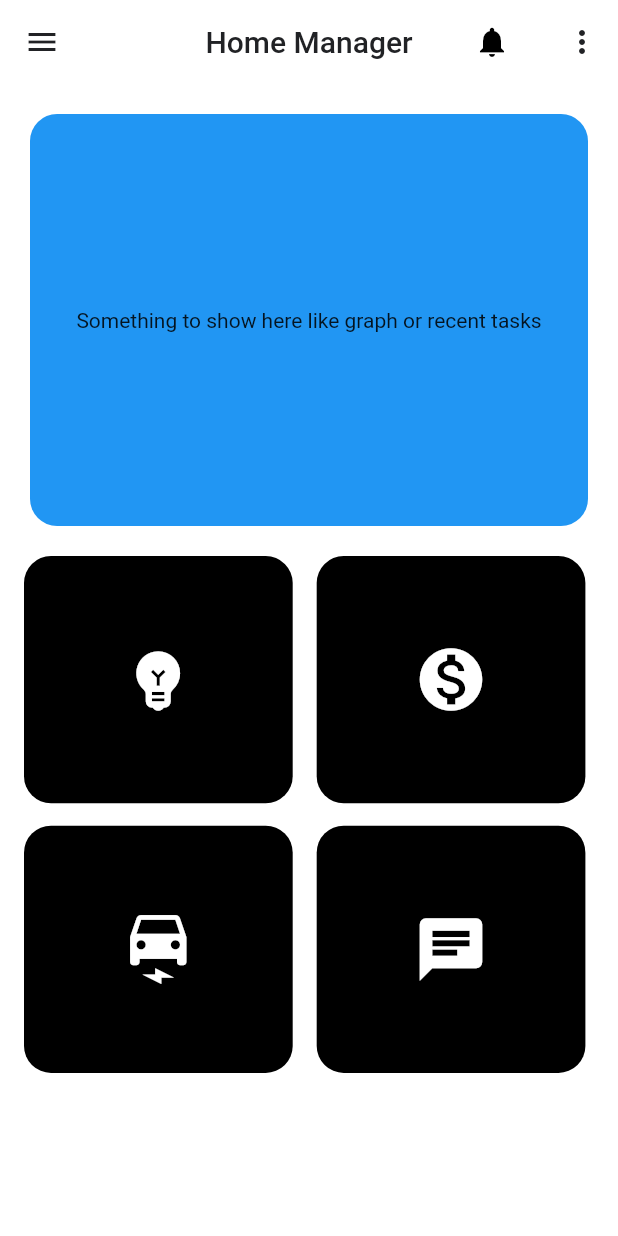
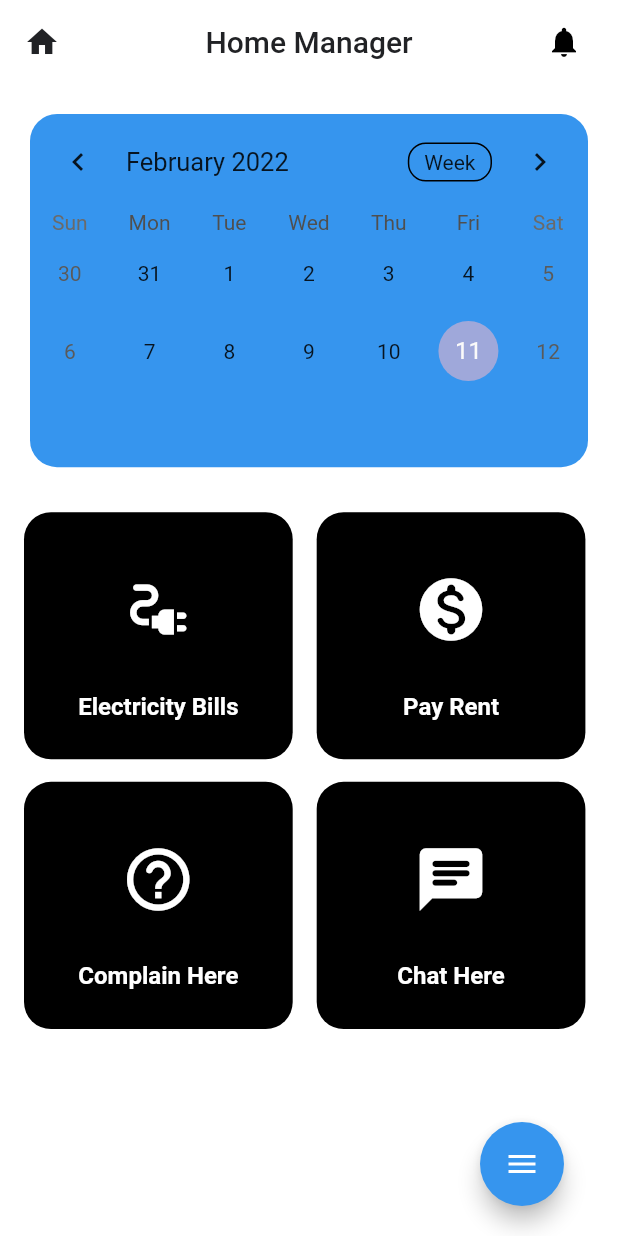
Before and after one commit to Gaurab17/House-Rent-Manager, a Flutter app: the screen it shows once a user with an empty profile is signed in, on a phone screen of 412 x 824 dp. Run offline on Flutter 3.47's test engine with Material 2 defaults, Android fonts, the phone set to English and light mode, and no system bars; drawn by our look-alikes of flutter_speed_dial, table_calendar; our stand-ins replace firebase_auth, firebase_core, flutter_spinkit, splashscreen; accounts and stored records are empty.

Commit message:
Home UI improvements with navigations

```diff
--- a/housemanager/lib/Screens/Authenticate/register.dart
+++ b/housemanager/lib/Screens/Authenticate/register.dart
@@ -3,11 +3,7 @@
 // import 'package:brewapp/Screens/Authenticate/signin.dart';
 import 'package:brewapp/Screens/Services/auth.dart';
 import 'package:brewapp/Screens/Services/loadingwid.dart';
-// import 'package:brewapp/Shared/decorations.dart';
-// import 'package:flutter/cupertino.dart';
 import 'package:flutter/material.dart';
-// import 'package:flutter/painting.dart';
-// import 'package:flutter/rendering.dart';
 
 class Register extends StatefulWidget {
   final Function toggleView;
--- /dev/null
+++ b/housemanager/lib/Screens/Home/HomeUISections/chat.dart
@@ -0,0 +1,19 @@
+// ignore_for_file: avoid_unnecessary_containers
+
+import 'package:flutter/material.dart';
+
+class Chat extends StatefulWidget {
+  const Chat({Key? key}) : super(key: key);
+
+  @override
+  _ChatState createState() => _ChatState();
+}
+
+class _ChatState extends State<Chat> {
+  @override
+  Widget build(BuildContext context) {
+    return Container(
+      child: const Text("This is chat page"),
+    );
+  }
+}
--- /dev/null
+++ b/housemanager/lib/Screens/Home/HomeUISections/electricity.dart
@@ -0,0 +1,17 @@
+import 'package:flutter/material.dart';
+
+class Electricity extends StatefulWidget {
+  const Electricity({Key? key}) : super(key: key);
+
+  @override
+  _ElectricityState createState() => _ElectricityState();
+}
+
+class _ElectricityState extends State<Electricity> {
+  @override
+  Widget build(BuildContext context) {
+    return Container(
+      child: Text("This is electricity bill page"),
+    );
+  }
+}
--- /dev/null
+++ b/housemanager/lib/Screens/Home/UtiilsHome/homeButtonsWidget.dart
@@ -0,0 +1,210 @@
+// ignore_for_file: avoid_unnecessary_containers, prefer_const_constructors, prefer_const_literals_to_create_immutables, use_key_in_widget_constructors, avoid_print
+import 'package:brewapp/Screens/Home/HomeUISections/Payment.dart';
+import 'package:brewapp/Screens/Home/HomeUISections/chat.dart';
+import 'package:brewapp/Screens/Home/HomeUISections/complaint.dart';
+import 'package:brewapp/Screens/Home/HomeUISections/electricity.dart';
+import 'package:flutter/material.dart';
+import 'package:table_calendar/table_calendar.dart';
+
+// import '../HomeUISections/profile.dart';
+
+class Widget1 extends StatefulWidget {
+  const Widget1({Key? key}) : super(key: key);
+
+  @override
+  _Widget1State createState() => _Widget1State();
+}
+
+class _Widget1State extends State<Widget1> {
+  @override
+  Widget build(BuildContext context) {
+    return Column(
+      children: [
+        Padding(
+          padding: const EdgeInsets.all(20.0),
+          child: Expanded(
+            child: Container(
+              child: Column(
+                crossAxisAlignment: CrossAxisAlignment.start,
+                children: [
+                  TableCalendar(
+                      calendarFormat: CalendarFormat.twoWeeks,
+                      focusedDay: DateTime.now(),
+                      firstDay: DateTime(1990),
+                      lastDay: DateTime(2050))
+                ],
+              ),
+              decoration: BoxDecoration(
+                color: Color.fromARGB(255, 54, 149, 238),
+                borderRadius: BorderRadius.all(
+                  Radius.circular(18),
+                ),
+              ),
+              height: MediaQuery.of(context).size.height / 3.5,
+              width: MediaQuery.of(context).size.width,
+            ),
+          ),
+        ),
+        SizedBox(
+          height: 10,
+        ),
+        Row(
+          children: [
+            Padding(
+              padding: const EdgeInsets.only(left: 16.0, right: 16),
+              child: GestureDetector(
+                child: Container(
+                  decoration: BoxDecoration(
+                    color: Colors.black,
+                    borderRadius: BorderRadius.all(
+                      Radius.circular(18),
+                    ),
+                  ),
+                  height: MediaQuery.of(context).size.height / 5,
+                  width: MediaQuery.of(context).size.width / 2.3,
+                  child: Padding(
+                    padding: const EdgeInsets.only(top: 40),
+                    child: Column(
+                      children: [
+                        Icon(Icons.electrical_services,
+                            size: 50, color: Colors.white),
+                        SizedBox(
+                          height: 30,
+                        ),
+                        Text(
+                          "Electricity Bills",
+                          style: TextStyle(
+                              color: Colors.white,
+                              fontSize: 16,
+                              fontWeight: FontWeight.bold),
+                        )
+                      ],
+                    ),
+                  ),
+                ),
+                onTap: () {
+                  Navigator.push(context,
+                      MaterialPageRoute(builder: (context) => Electricity()));
+                },
+              ),
+            ),
+            GestureDetector(
+              child: Container(
+                decoration: BoxDecoration(
+                  color: Colors.black,
+                  borderRadius: BorderRadius.all(
+                    Radius.circular(18),
+                  ),
+                ),
+                height: MediaQuery.of(context).size.height / 5,
+                width: MediaQuery.of(context).size.width / 2.3,
+                child: Padding(
+                  padding: const EdgeInsets.only(top: 40),
+                  child: Column(
+                    children: [
+                      Icon(Icons.monetization_on_rounded,
+                          size: 50, color: Colors.white),
+                      SizedBox(
+                        height: 30,
+                      ),
+                      Text(
+                        "Pay Rent",
+                        style: TextStyle(
+                            color: Colors.white,
+                            fontSize: 16,
+                            fontWeight: FontWeight.bold),
+                      )
+                    ],
+                  ),
+                ),
+              ),
+              onTap: () {
+                Navigator.push(context,
+                    MaterialPageRoute(builder: (context) => Payment()));
+              },
+            ),
+          ],
+        ),
+        SizedBox(
+          height: 15,
+        ),
+        Row(
+          children: [
+            Padding(
+              padding: const EdgeInsets.only(left: 16.0, right: 16),
+              child: GestureDetector(
+                child: Container(
+                  decoration: BoxDecoration(
+                    color: Colors.black,
+                    borderRadius: BorderRadius.all(
+                      Radius.circular(18),
+                    ),
+                  ),
+                  height: MediaQuery.of(context).size.height / 5,
+                  width: MediaQuery.of(context).size.width / 2.3,
+                  child: Padding(
+                    padding: const EdgeInsets.only(top: 40),
+                    child: Column(
+                      children: [
+                        Icon(Icons.help_outline_rounded,
+                            size: 50, color: Colors.white),
+                        SizedBox(
+                          height: 30,
+                        ),
+                        Text(
+                          "Complain Here",
+                          style: TextStyle(
+                              color: Colors.white,
+                              fontSize: 16,
+                              fontWeight: FontWeight.bold),
+                        )
+                      ],
+                    ),
+                  ),
+                ),
+                onTap: () {
+                  Navigator.push(context,
+                      MaterialPageRoute(builder: (context) => Complaint()));
+                },
+              ),
+            ),
+            GestureDetector(
+              child: Container(
+                decoration: BoxDecoration(
+                  color: Colors.black,
+                  borderRadius: BorderRadius.all(
+                    Radius.circular(18),
+                  ),
+                ),
+                height: MediaQuery.of(context).size.height / 5,
+                width: MediaQuery.of(context).size.width / 2.3,
+                child: Padding(
+                  padding: const EdgeInsets.only(top: 40),
+                  child: Column(
+                    children: [
+                      Icon(Icons.chat_rounded, size: 50, color: Colors.white),
+                      SizedBox(
+                        height: 30,
+                      ),
+                      Text(
+                        "Chat Here",
+                        style: TextStyle(
+                            color: Colors.white,
+                            fontSize: 16,
+                            fontWeight: FontWeight.bold),
+                      )
+                    ],
+                  ),
+                ),
+              ),
+              onTap: () {
+                Navigator.push(
+                    context, MaterialPageRoute(builder: (context) => Chat()));
+              },
+            ),
+          ],
+        ),
+      ],
+    );
+  }
+}
--- a/housemanager/lib/Screens/Home/home.dart
+++ b/housemanager/lib/Screens/Home/home.dart
@@ -1,9 +1,10 @@
 // ignore_for_file: avoid_unnecessary_containers, prefer_const_constructors, prefer_const_literals_to_create_immutables, use_key_in_widget_constructors, avoid_print
-
-import 'package:brewapp/Screens/Home/profile.dart';
-import 'package:brewapp/Screens/Home/setting.dart';
+import 'package:brewapp/Screens/Home/HomeUISections/setting.dart';
 import 'package:brewapp/Screens/Services/auth.dart';
 import 'package:flutter/material.dart';
+import 'package:flutter_speed_dial/flutter_speed_dial.dart';
+import 'HomeUISections/profile.dart';
+import 'UtiilsHome/homeButtonsWidget.dart';
 
 class Home extends StatefulWidget {
   const Home({Key? key}) : super(key: key);
@@ -15,24 +16,10 @@ class Home extends StatefulWidget {
 class _HomeState extends State<Home> {
   final AuthService _auth = AuthService();
 
-  void onSelected(BuildContext context, int item) {
-    switch (item) {
-      case 0:
-        Navigator.of(context).push(
-          MaterialPageRoute(builder: (context) => Settings()),
-        );
-        break;
-      case 1:
-        Navigator.of(context).push(
-          MaterialPageRoute(builder: (context) => Profile()),
-        );
-        break;
-    }
-  }
-
   @override
   Widget build(BuildContext context) {
     return Scaffold(
+      floatingActionButtonLocation: FloatingActionButtonLocation.endDocked,
       backgroundColor: Color(0xffffffff),
       appBar: AppBar(
         elevation: 0.0,
@@ -42,15 +29,9 @@ class _HomeState extends State<Home> {
         ),
         centerTitle: true,
         backgroundColor: Color(0xffffffff),
-        leading: GestureDetector(
-          child: Icon(
-            Icons.menu,
+        leading: Icon(
+          Icons.home,
           color: Color(0xff212225),
-          ),
-          onTap: () {
-            Navigator.push(
-                context, MaterialPageRoute(builder: (context) => Home()));
-          },
         ),
         actions: [
           TextButton.icon(
@@ -61,149 +42,42 @@ class _HomeState extends State<Home> {
             ),
             label: Text(''),
           ),
-          Theme(
-            data: Theme.of(context).copyWith(
-              dividerColor: Colors.white,
-              iconTheme: IconThemeData(color: Color(0xff212225)),
-              textTheme: TextTheme().apply(bodyColor: Colors.white),
-            ),
-            child: PopupMenuButton<int>(
-              color: Colors.lightBlueAccent,
-              onSelected: (item) => onSelected(context, item),
-              itemBuilder: (context) => [
-                PopupMenuItem<int>(
-                  value: 0,
-                  child: Row(
-                    children: [
-                      Icon(Icons.settings),
-                      const SizedBox(width: 8),
-                      Text('Settings'),
         ],
       ),
-                ),
-                PopupMenuDivider(),
-                PopupMenuItem<int>(
-                  value: 1,
-                  child: Row(
+      body: Widget1(),
+      floatingActionButton: Padding(
+        padding: const EdgeInsets.all(20.0),
+        child: SpeedDial(
+            animatedIcon: AnimatedIcons.menu_close,
+            backgroundColor: Color.fromARGB(255, 54, 149, 238),
             children: [
-                      Icon(Icons.person),
-                      const SizedBox(width: 8),
-                      Text('Profile'),
-                    ],
-                  ),
-                ),
-                PopupMenuDivider(),
-                PopupMenuItem<int>(
-                    value: 2,
-                    child: Row(children: [
-                      TextButton.icon(
-                        onPressed: () async {
-                          await _auth.SignOut();
-                        },
-                        label: Text(
-                          'Logout',
-                          style: TextStyle(color: Colors.white),
-                        ),
-                        icon: Icon(
-                          Icons.logout,
-                          color: Color(0xff212225),
-                        ),
-                      ),
-                    ]))
-              ],
-            ),
-          ),
-        ],
-      ),
-      body: Column(
-        children: [
-          Padding(
-            padding: const EdgeInsets.all(20.0),
-            child: Container(
-              child: Center(
-                  child: Text(
-                      'Something to show here like graph or recent tasks')),
-              decoration: BoxDecoration(
-                color: Colors.blue,
-                borderRadius: BorderRadius.all(
-                  Radius.circular(18),
-                ),
-              ),
-              height: MediaQuery.of(context).size.height / 3,
-              width: MediaQuery.of(context).size.width,
-            ),
-          ),
-          Row(
-            children: [
-              Padding(
-                padding: const EdgeInsets.only(left: 16.0, right: 16),
-                child: Container(
-                  decoration: BoxDecoration(
-                    color: Colors.black,
-                    borderRadius: BorderRadius.all(
-                      Radius.circular(18),
-                    ),
-                  ),
-                  height: MediaQuery.of(context).size.height / 5,
-                  width: MediaQuery.of(context).size.width / 2.3,
-                  child:
-                      Icon(Icons.emoji_objects, size: 50, color: Colors.white),
-                ),
-              ),
-              Container(
-                decoration: BoxDecoration(
-                  color: Colors.black,
-                  borderRadius: BorderRadius.all(
-                    Radius.circular(18),
-                  ),
-                ),
-                height: MediaQuery.of(context).size.height / 5,
-                width: MediaQuery.of(context).size.width / 2.3,
-                child:
-                    Icon(Icons.monetization_on, size: 50, color: Colors.white),
-              ),
-            ],
-          ),
-          SizedBox(
-            height: 15,
-          ),
-          Row(
-            children: [
-              Padding(
-                padding: const EdgeInsets.only(left: 16.0, right: 16),
-                child: Container(
-                  decoration: BoxDecoration(
-                    color: Colors.black,
-                    borderRadius: BorderRadius.all(
-                      Radius.circular(18),
-                    ),
-                  ),
-                  height: MediaQuery.of(context).size.height / 5,
-                  width: MediaQuery.of(context).size.width / 2.3,
-                  child: GestureDetector(
-                    child:
-                        Icon(Icons.electric_car, size: 50, color: Colors.white),
+              SpeedDialChild(
+                child: const Icon(Icons.face),
+                label: 'profile',
+                backgroundColor: Color.fromARGB(255, 80, 92, 248),
                 onTap: () {
                   Navigator.push(context,
                       MaterialPageRoute(builder: (context) => Profile()));
                 },
               ),
+              SpeedDialChild(
+                child: const Icon(Icons.settings),
+                label: 'Settings',
+                backgroundColor: Color.fromARGB(255, 80, 92, 248),
+                onTap: () {
+                  Navigator.push(context,
+                      MaterialPageRoute(builder: (context) => Settings()));
+                },
               ),
+              SpeedDialChild(
+                child: const Icon(Icons.logout),
+                label: 'Logout',
+                backgroundColor: Color.fromARGB(255, 80, 92, 248),
+                onTap: () async {
+                  await _auth.SignOut();
+                },
               ),
-              Container(
-                decoration: BoxDecoration(
-                  color: Colors.black,
-                  borderRadius: BorderRadius.all(
-                    Radius.circular(18),
-                  ),
-                ),
-                height: MediaQuery.of(context).size.height / 5,
-                width: MediaQuery.of(context).size.width / 2.3,
-                child: Icon(Icons.chat, size: 50, color: Colors.white),
-              ),
-            ],
-          ),
-        ],
+            ]),
       ),
     );
   }
--- a/housemanager/pubspec.yaml
+++ b/housemanager/pubspec.yaml
@@ -40,6 +40,8 @@ dependencies:
   provider: ^6.0.1
   flutter_spinkit: ^5.1.0
   splashscreen: ^1.3.5
+  table_calendar: ^3.0.3
+  flutter_speed_dial: ^5.0.0+1
 
 dev_dependencies:
   flutter_test:
```
Also changed, not shown: housemanager/lib/Screens/Home/HomeUISections/Payment.dart (added, +19 -0 lines), housemanager/lib/Screens/Home/HomeUISections/complaint.dart (added, +19 -0 lines), housemanager/lib/Screens/Home/HomeUISections/profile.dart (renamed from housemanager/lib/Screens/Home/profile.dart), housemanager/lib/Screens/Home/HomeUISections/setting.dart (renamed from housemanager/lib/Screens/Home/setting.dart), housemanager/pubspec.lock, 18 other files. Lines whose indentation alone changed are shown as unchanged.
